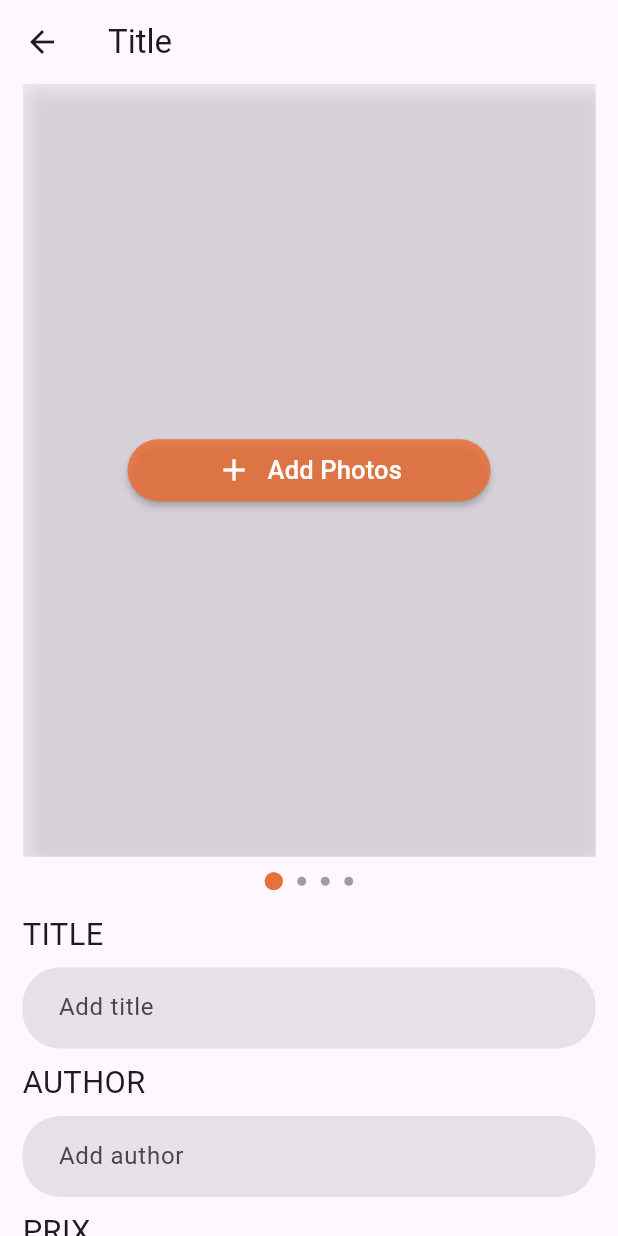
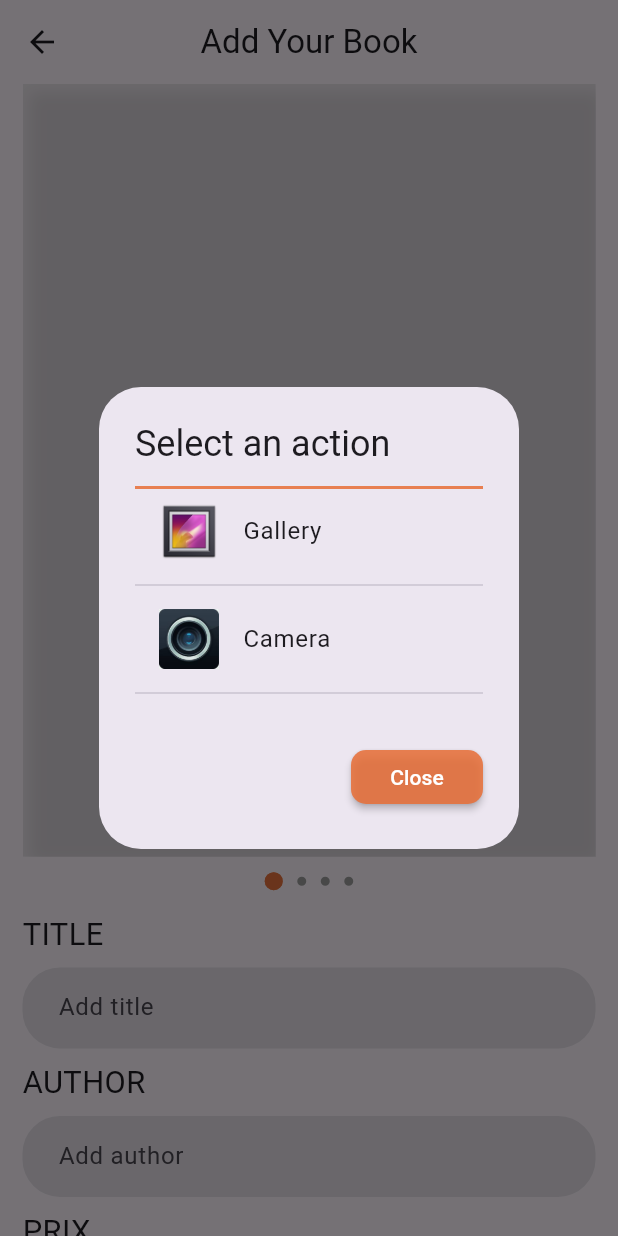
Before and after one commit to seddiksss/trading_books, a Flutter app: the Shelf screen opened directly, after a tap on "Add Photos", on a phone screen of 412 x 824 dp. Run offline on Flutter 3.47's test engine with Material 3 defaults, Android fonts, the phone set to English and light mode, and no system bars; our stand-ins replace babstrap_settings_screen, get, get_storage, image_picker, introduction_screen; accounts and stored records are empty.

Commit message:
working on shelf page & bookDetails

```diff
--- a/lib/Controllers/bookDetailsController.dart
+++ b/lib/Controllers/bookDetailsController.dart
@@ -13,4 +13,9 @@ class BookDetailsController extends GetxController {
     AppImages.ImageName("home.png"),
     AppImages.ImageName("home.png"),
   ];
+
+  slideImage(int val) {
+    currentimage = val;
+    update();
+  }
 }
--- /dev/null
+++ b/lib/Controllers/shelfController.dart
@@ -0,0 +1,109 @@
+import 'package:flutter/material.dart';
+import 'package:get/get.dart';
+import 'package:image_picker/image_picker.dart';
+import 'package:trading_books/Core/Constants/AppColor.dart';
+import 'package:trading_books/Core/Constants/AppImages.dart';
+
+class ShelfController extends GetxController {
+  ScrollController? scrollController = ScrollController();
+
+  GlobalKey<FormState> formState = GlobalKey();
+  final imagePicker = ImagePicker();
+  XFile? pickedImage;
+  int currentimage = 0;
+
+  // List<String> imageList = [
+  //   AppImages.ImageName("home.png"),
+  //   AppImages.ImageName("home.png"),
+  //   AppImages.ImageName("home.png"),
+  //   AppImages.ImageName("home.png"),
+  // ];
+
+  slideImage(int val) {
+    currentimage = val;
+    update();
+  }
+
+  Future<void> showMyDialog(context) async {
+    return showDialog<void>(
+      context: context,
+      barrierDismissible: false, // user must tap button!
+      builder: (BuildContext context) {
+        return AlertDialog(
+          title: const Text(
+            'Select an action',
+            style: TextStyle(height: 0),
+          ),
+          content: SingleChildScrollView(
+            child: ListBody(
+              children: <Widget>[
+                const Divider(
+                  color: AppColor.primarycolor,
+                  height: 0,
+                  thickness: 2,
+                ),
+                ListTile(
+                  onTap: () {
+                    pickImageFromGallery();
+                  },
+                  title: const Text("Gallery"),
+                  leading: Image.asset(
+                    AppImages.ImageName("gallery.png"),
+                    height: 40,
+                    width: 40,
+                  ),
+                ),
+                const Divider(),
+                ListTile(
+                  onTap: () {
+                    pickImage();
+                  },
+                  title: const Text("Camera"),
+                  leading: Image.asset(
+                    AppImages.ImageName("camera.jpg"),
+                    height: 40,
+                    width: 40,
+                  ),
+                ),
+                const Divider(),
+              ],
+            ),
+          ),
+          actions: <Widget>[
+            MaterialButton(
+              shape: RoundedRectangleBorder(
+                  borderRadius: BorderRadius.circular(10)),
+              color: AppColor.primarycolor,
+              child: const Text(
+                'Close',
+                style: TextStyle(
+                  color: AppColor.white,
+                ),
+              ),
+              onPressed: () {
+                Get.back();
+              },
+            ),
+          ],
+        );
+      },
+    );
+  }
+
+  void pickImage() async {
+    final result = await imagePicker.pickImage(source: ImageSource.camera);
+    if (result != null) {
+      pickedImage = result;
+      update();
+    }
+  }
+
+  void pickImageFromGallery() async {
+    final result = await imagePicker.pickImage(source: ImageSource.gallery);
+
+    if (result != null) {
+      pickedImage = result;
+      update();
+    }
+  }
+}
--- a/lib/Views/screens/bookDetails.dart
+++ b/lib/Views/screens/bookDetails.dart
@@ -25,8 +25,7 @@ class BookDetails extends GetView<BookDetailsController> {
                   height: screenHeight / 1.6,
                   child: PageView.builder(
                       onPageChanged: (val) {
-                        controller.currentimage = val;
-                        controller.update();
+                        controller.slideImage(val);
                       },
                       scrollDirection: Axis.horizontal,
                       itemCount: controller.imageList.length,
--- a/lib/Views/screens/shelf.dart
+++ b/lib/Views/screens/shelf.dart
@@ -1,9 +1,10 @@
 import 'package:flutter/material.dart';
 import 'package:get/get.dart';
 import 'package:trading_books/Controllers/bookDetailsController.dart';
+import 'package:trading_books/Controllers/shelfController.dart';
 import 'package:trading_books/Core/Constants/AppColor.dart';
 
-class Shelf extends GetView<BookDetailsController> {
+class Shelf extends GetView<ShelfController> {
   const Shelf({super.key});
 
   @override
@@ -17,7 +18,8 @@ class Shelf extends GetView<BookDetailsController> {
       },
       child: Scaffold(
         appBar: AppBar(
-          title: const Text('Title'),
+          title: const Text('Add Your Book'),
+          centerTitle: true,
         ),
         body: ListView(
           children: [
@@ -30,11 +32,10 @@ class Shelf extends GetView<BookDetailsController> {
                     height: screenHeight / 1.6,
                     child: PageView.builder(
                         onPageChanged: (val) {
-                          controller.currentimage = val;
-                          controller.update();
+                          controller.slideImage(val);
                         },
                         scrollDirection: Axis.horizontal,
-                        itemCount: controller.imageList.length,
+                        itemCount: 4,
                         itemBuilder: (context, i) {
                           return Container(
                             width: screenHeight / 2.25,
@@ -79,13 +80,15 @@ class Shelf extends GetView<BookDetailsController> {
                                                 fontSize: 17),
                                           ),
                                         ]),
-                                    onPressed: () {}),
+                                    onPressed: () {
+                                      controller.showMyDialog(context);
+                                    }),
                               ),
                             ),
                           );
                         }),
                   ),
-                  GetBuilder<BookDetailsController>(
+                  GetBuilder<ShelfController>(
                       builder: (controller) => SizedBox(
                             height: Get.height / 25,
                             width: Get.width / 6,
@@ -93,7 +96,7 @@ class Shelf extends GetView<BookDetailsController> {
                               mainAxisAlignment: MainAxisAlignment.spaceAround,
                               children: [
                                 ...List.generate(
-                                  controller.imageList.length,
+                                  4,
                                   (index) => AnimatedContainer(
                                     duration: const Duration(milliseconds: 500),
                                     decoration: BoxDecoration(
--- a/lib/bindings/bindings.dart
+++ b/lib/bindings/bindings.dart
@@ -4,6 +4,7 @@ import 'package:trading_books/Controllers/homeController.dart';
 import 'package:trading_books/Controllers/homeScreenController.dart';
 import 'package:trading_books/Controllers/onboardingScreenController.dart';
 import 'package:trading_books/Controllers/profilController.dart';
+import 'package:trading_books/Controllers/shelfController.dart';
 
 class InitialBindings extends Bindings {
   @override
@@ -13,5 +14,6 @@ class InitialBindings extends Bindings {
     Get.put(HomeScreenController());
     Get.put(ProfilController());
     Get.put(BookDetailsController());
+    Get.put(ShelfController());
   }
 }
--- a/pubspec.yaml
+++ b/pubspec.yaml
@@ -40,7 +40,8 @@ dependencies:
   get_storage: ^2.1.1
   awesome_bottom_bar: ^1.2.4
   babstrap_settings_screen: ^0.1.6
-  sizer: ^2.0.15
+  image_picker: ^1.0.8
+
 
 dev_dependencies:
   flutter_test:
```
Also changed, not shown: assets/images/camera.jpg (added), assets/images/gallery.png (added), pubspec.lock, 5 other files.
